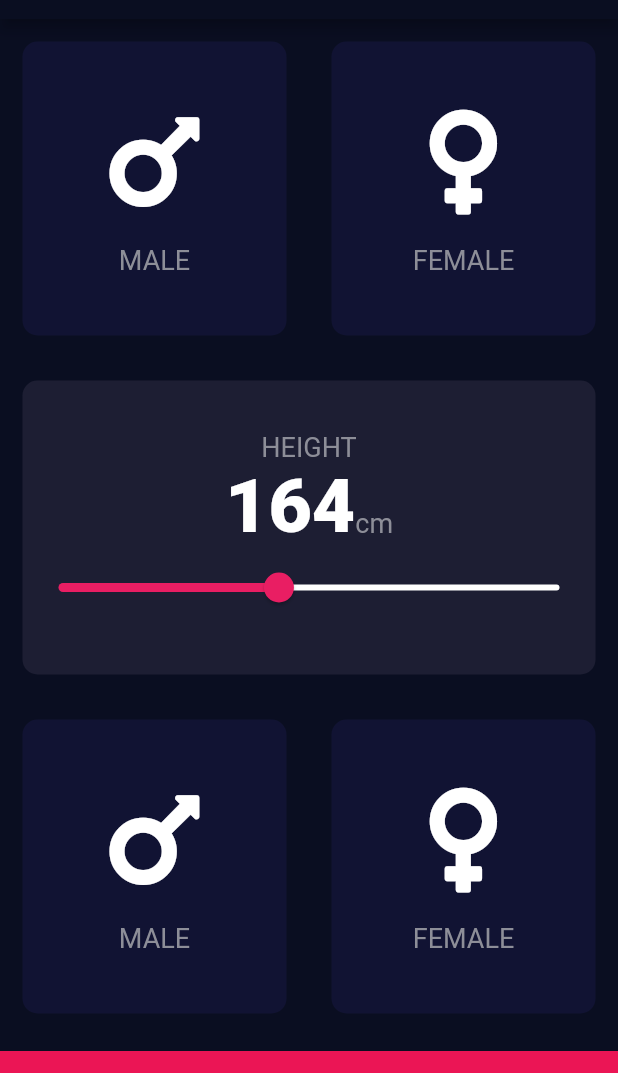
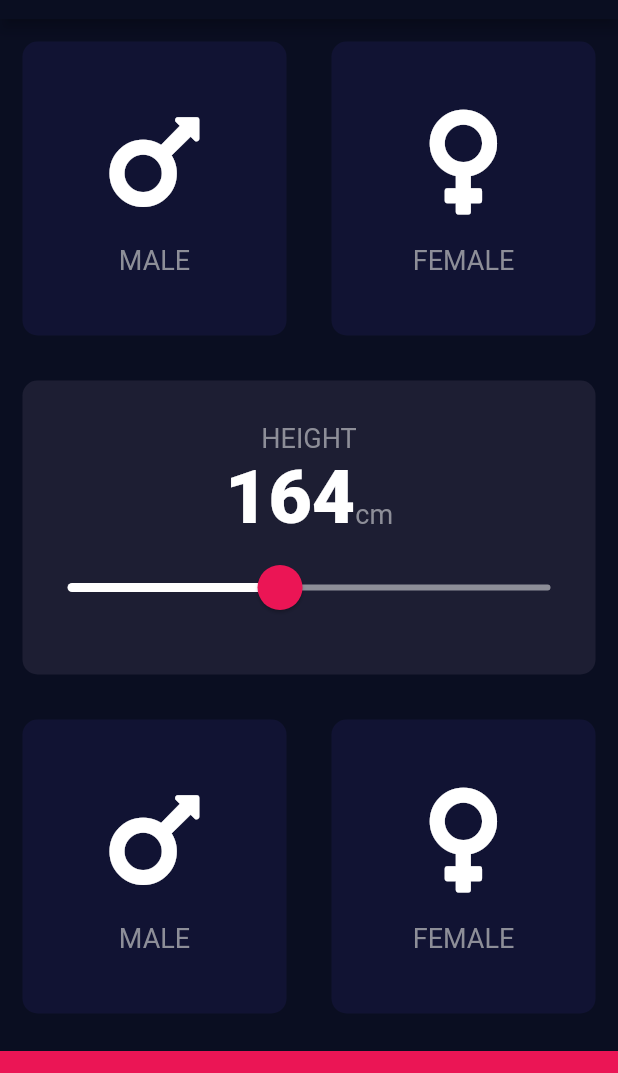
Before and after one commit to Hemantwalia672/BMI-Calculator, a Flutter app: the screen it shows after launch, on a phone screen of 412 x 824 dp, the part 65-1138 px from its top. Run offline on Flutter 3.47's test engine with Material 2 defaults, Android fonts, the phone set to English and light mode, and no system bars; our stand-ins replace font_awesome_flutter.

Commit message:
Completed the 2 ToDo in build.gradle Added the SliderTheme to Slider Widget in input_page.dart

```diff
--- a/lib/input_page.dart
+++ b/lib/input_page.dart
@@ -91,17 +91,27 @@ class _InputPageState extends State<InputPage> {
                           ),
                         ],
                       ),
-                      Slider(
+                      SliderTheme(
+                        data: SliderTheme.of(context).copyWith(
+                          thumbColor: Color(0xFFEB1555),
+                          activeTrackColor: Colors.white,
+                          inactiveTrackColor: Color(0xFF8D8E98),
+                          overlayColor: Color(0x29EB1555),
+                          overlayShape:
+                              RoundSliderOverlayShape(overlayRadius: 30.0),
+                          thumbShape:
+                              RoundSliderThumbShape(enabledThumbRadius: 15.0),
+                        ),
+                        child: Slider(
                           value: height.toDouble(),
                           min: 120.0,
                           max: 220.0,
-                        activeColor: Colors.pink,
-                        inactiveColor: Colors.white,
                           onChanged: (double newvalue) {
                             setState(() {
                               height = newvalue.round();
                             });
                           },
+                        ),
                       ),
                     ],
                   ),
```
Also changed, not shown: 1 other file. Lines whose indentation alone changed are shown as unchanged.
